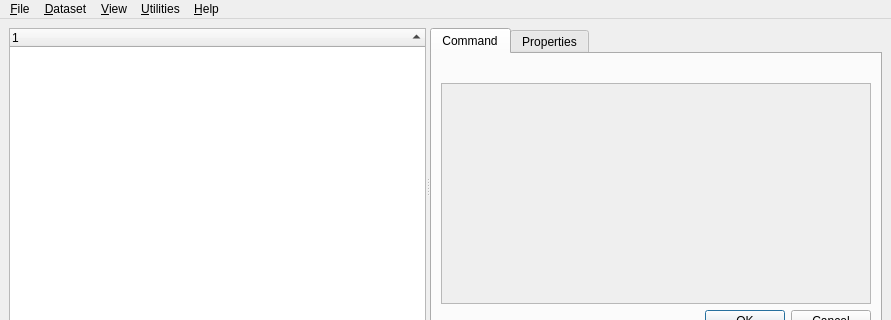
This is datalad_gooey/resources/ui/main_window.ui in datalad/datalad-gooey as Qt 5 draws it before an edit; both pictures show x 0 to 891 and y 0 to 320 of the 891 by 730 pixel window. The edited form follows.
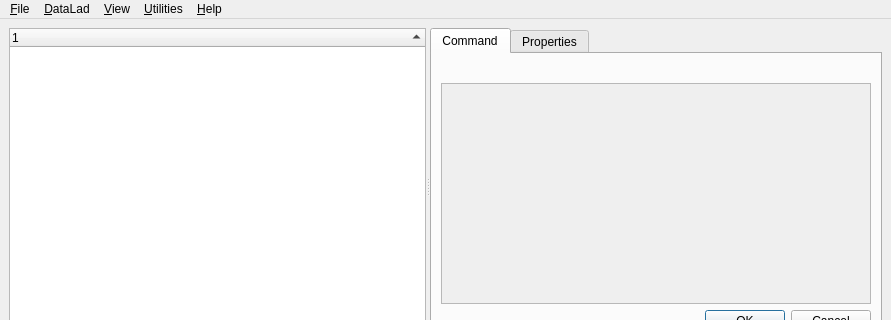
This is the edited form.

Commit message:
Rename `Dataset` menu to `DataLad`
It should actually also list non-dataset command, but presently doesn't.

There is little point in having to places for a context menu.

Ping https://github.com/datalad/datalad-gooey/issues/224

```diff
--- a/datalad_gooey/resources/ui/main_window.ui
+++ b/datalad_gooey/resources/ui/main_window.ui
@@ -244,9 +244,9 @@
     </property>
     <addaction name="actionCheck_for_new_version"/>
    </widget>
-   <widget class="QMenu" name="menuDataset">
+   <widget class="QMenu" name="menuDatalad">
     <property name="title">
-     <string>&amp;Dataset</string>
+     <string>&amp;DataLad</string>
     </property>
    </widget>
    <widget class="QMenu" name="menuFile">
@@ -286,7 +286,7 @@
     <addaction name="actionAbout"/>
    </widget>
    <addaction name="menuFile"/>
-   <addaction name="menuDataset"/>
+   <addaction name="menuDatalad"/>
    <addaction name="menuView"/>
    <addaction name="menuUtilities"/>
    <addaction name="menuHelp"/>
```
The commit also changes 1 other file.
